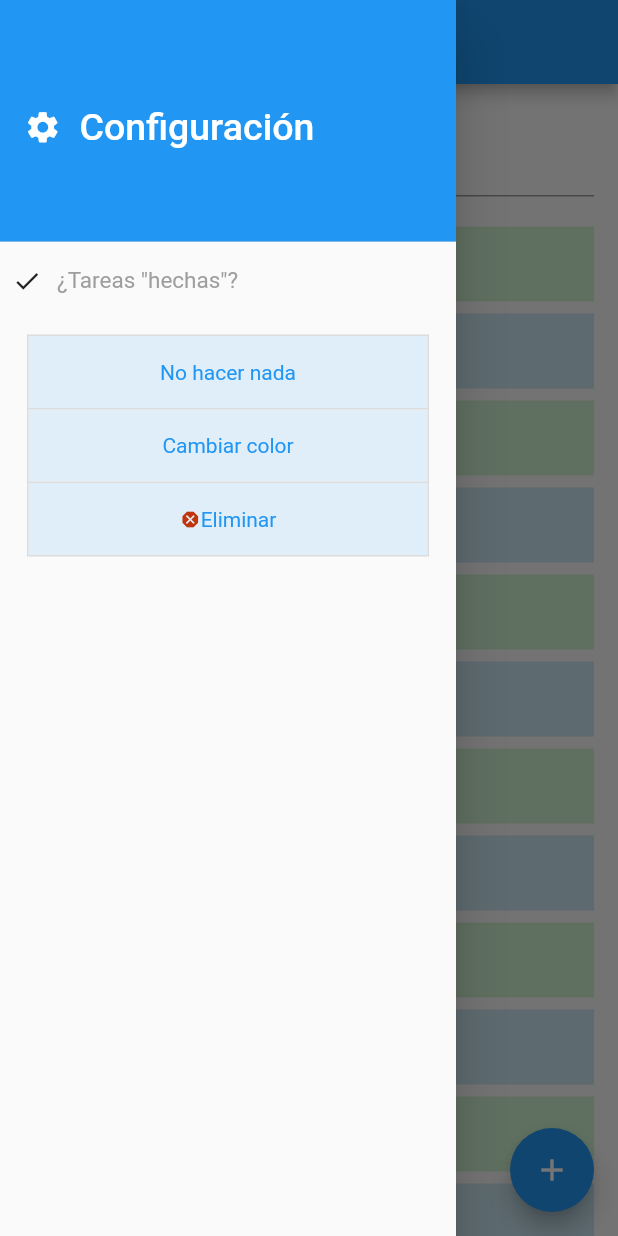
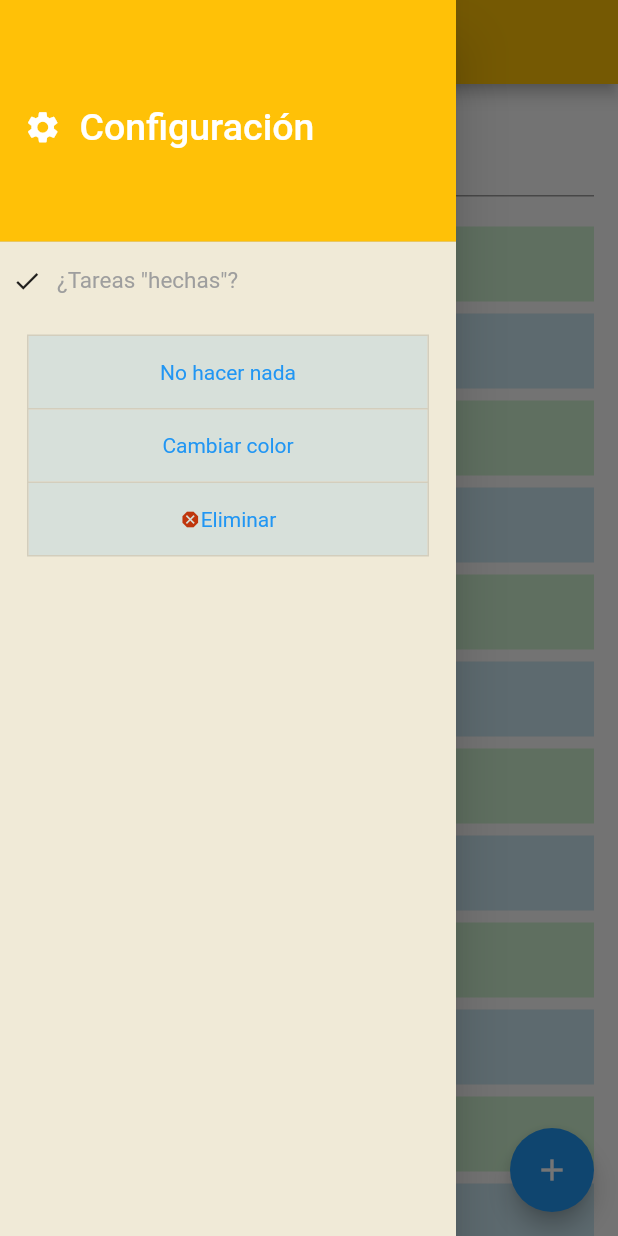
Before and after one commit to rmenor/practica-flutter, a Flutter app: the screen it shows after launch, with the side drawer open, on a phone screen of 412 x 824 dp. Run offline on Flutter 3.47's test engine with Material 2 defaults, Android fonts, the light colour scheme and no system bars; our stand-ins replace shared_preferences.

Commit message:
Actulizo diseño

```diff
--- a/gtd_app/lib/drawer.dart
+++ b/gtd_app/lib/drawer.dart
@@ -7,6 +7,10 @@ class GTDDrawer extends StatelessWidget {
   @override
   Widget build(BuildContext context) {
     return Drawer(
+      child: Container(
+        decoration: BoxDecoration(
+          color: secondaryColor
+        ),
         child: Column(
           children: [
             SettingsHeader(),
@@ -16,6 +20,7 @@ class GTDDrawer extends StatelessWidget {
             )
           ],
           crossAxisAlignment: CrossAxisAlignment.stretch,
+        ),
       ),
     );
   }
@@ -41,7 +46,9 @@ class SettingsHeader extends StatelessWidget {
           )
         ],
       ),
-      decoration: BoxDecoration(color: Colors.blue),
+      decoration: BoxDecoration(
+        color: Theme.of(context).primaryColor
+      ),
     );
   }
 }
--- a/gtd_app/lib/main.dart
+++ b/gtd_app/lib/main.dart
@@ -17,6 +17,9 @@ class GTDApp extends StatelessWidget {
       title: kAppName,
       debugShowCheckedModeBanner: false,
       home: TaskListPage(),
+      theme: ThemeData(
+        primaryColor: primaryColor,
+      ),
     );
   }
 }
--- a/gtd_app/lib/settings.dart
+++ b/gtd_app/lib/settings.dart
@@ -1,4 +1,8 @@
+import 'package:flutter/material.dart';
+
 const kDebug = true;
 const kAppName = "Mis Tasks";
 const kSettings = 'Configuración';
 const kDoneTasksQuestion = '¿Tareas "hechas"?';
+const primaryColor = Colors.amber;
+const secondaryColor = Color.fromARGB(255, 240, 234, 215);
--- a/gtd_app/lib/task_list.dart
+++ b/gtd_app/lib/task_list.dart
@@ -37,6 +37,7 @@ class _TaskListPageState extends MOWState<TaskListModel, TaskListPage> {
             FloatingActionButton(onPressed: _newTask, child: Icon(Icons.add)),
         appBar: AppBar(
           title: Text(kAppName),
+           backgroundColor: Theme.of(context).primaryColor,
         ),
         body: Column(crossAxisAlignment: CrossAxisAlignment.start, children: [
           Padding(
```
Also changed, not shown: gtd_app/lib/detail_task.dart (+7 -8 lines), gtd_app/pubspec.lock. Lines whose indentation alone changed are shown as unchanged.
